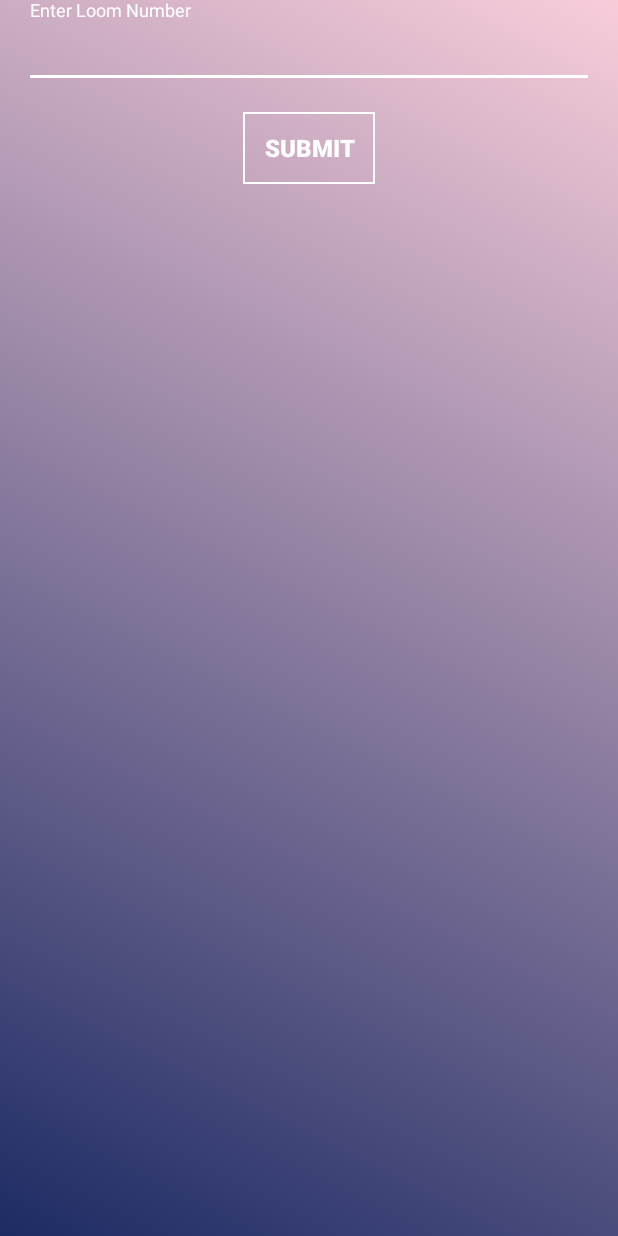
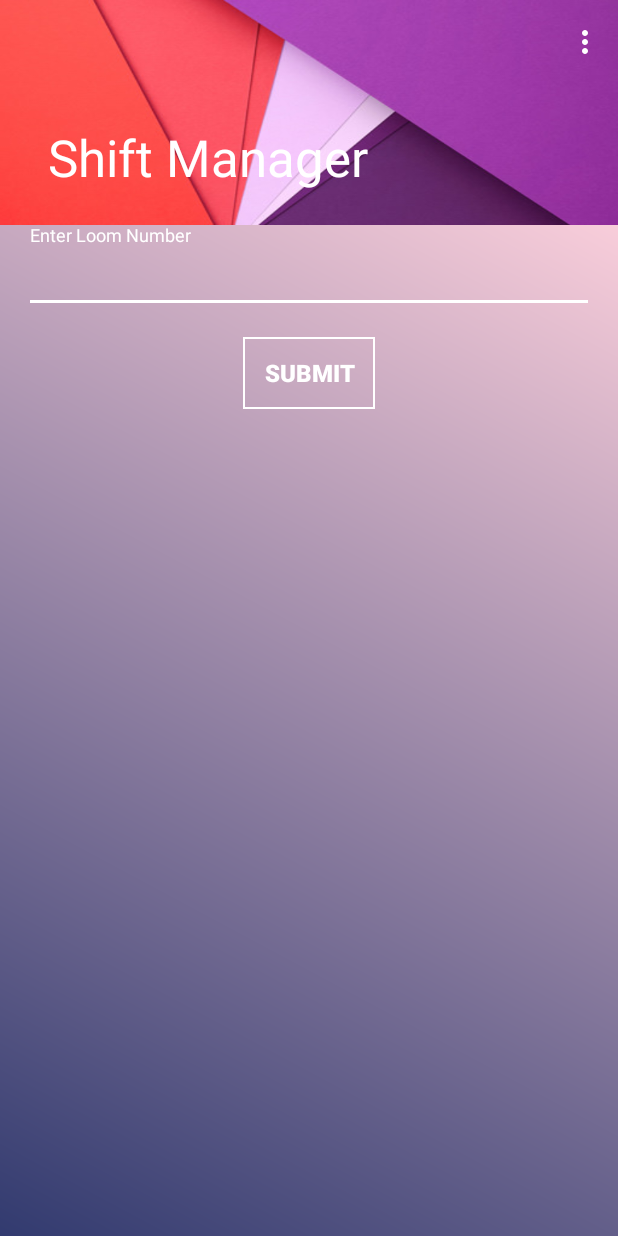
Before and after one commit to xlogix/CP2-android, an Android app: the MainActivity screen opened directly, with no data from a screen before it, on a phone screen of 412 x 824 dp. Run offline under Robolectric (Android 15) with nearby library versions, the phone set to English and light mode, and no system bars; our stand-ins replace ButterKnife.

Commit message:
Added ToolBar that was deleted in the previous commit 😅

```diff
--- a/app/src/main/java/xyz/fnplus/clientproject/ui/MainActivity.java
+++ b/app/src/main/java/xyz/fnplus/clientproject/ui/MainActivity.java
@@ -10,6 +10,7 @@ import android.support.design.widget.AppBarLayout;
 import android.support.design.widget.Snackbar;
 import android.support.v7.app.AppCompatActivity;
 import android.support.v7.widget.AppCompatButton;
+import android.support.v7.widget.Toolbar;
 import android.text.TextUtils;
 import android.util.Log;
 import android.view.Menu;
@@ -156,6 +157,8 @@ public class MainActivity extends AppCompatActivity {
     // Bind View
     ButterKnife.bind(this);
     // Toolbar
+    Toolbar toolbar = (Toolbar) findViewById(R.id.toolbar);
+    setSupportActionBar(toolbar);
 
     // SqLite database handler
     db = new SQLiteHandler(getApplicationContext());
--- a/app/src/main/res/layout/activity_main.xml
+++ b/app/src/main/res/layout/activity_main.xml
@@ -1,18 +1,36 @@
 <?xml version="1.0" encoding="utf-8"?>
-<android.support.design.widget.CoordinatorLayout xmlns:android="http://schemas.android.com/apk/res/android"
+<android.support.design.widget.CoordinatorLayout
+    xmlns:android="http://schemas.android.com/apk/res/android"
     xmlns:tools="http://schemas.android.com/tools"
-    android:layout_width="match_parent"
-    android:layout_height="match_parent"
+    xmlns:app="http://schemas.android.com/apk/res-auto"
+    android:layout_width="match_parent" android:layout_height="match_parent"
     tools:context="xyz.fnplus.clientproject.ui.MainActivity">
 
-    <android.support.design.widget.AppBarLayout
-        android:id="@+id/app_bar"
+  <android.support.design.widget.AppBarLayout
+      android:id="@+id/app_bar"
+      android:layout_width="match_parent"
+      android:layout_height="wrap_content"
+      android:theme="@style/AppTheme.AppBarOverlay">
+    <android.support.design.widget.CollapsingToolbarLayout
+        android:id="@+id/toolbar_layout"
         android:layout_width="match_parent"
-        android:layout_height="wrap_content"
-        android:theme="@style/AppTheme.AppBarOverlay">
+        android:layout_height="150dp"
+        android:background="@drawable/img_header"
+        android:fitsSystemWindows="true"
+        app:contentScrim="?attr/colorPrimary"
+        app:layout_scrollFlags="scroll|exitUntilCollapsed">
 
-    </android.support.design.widget.AppBarLayout>
+      <android.support.v7.widget.Toolbar
+          android:id="@+id/toolbar"
+          android:layout_width="match_parent"
+          android:layout_height="?attr/actionBarSize"
+          app:layout_collapseMode="pin"
+          app:popupTheme="@style/AppTheme.PopupOverlay"/>
+    </android.support.design.widget.CollapsingToolbarLayout>
 
-    <include layout="@layout/content_main" />
+
+  </android.support.design.widget.AppBarLayout>
+
+  <include layout="@layout/content_main"/>
 
 </android.support.design.widget.CoordinatorLayout>
```
